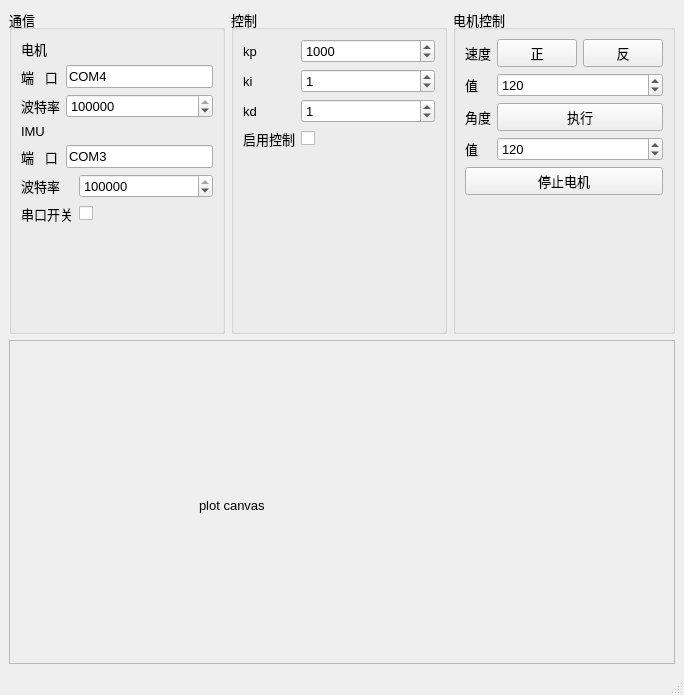
The window that source/ui/mainwindow.ui (PilotPhil/HEAVE_COMPSATION_GUI) describes before a commit, drawn with Qt 5.
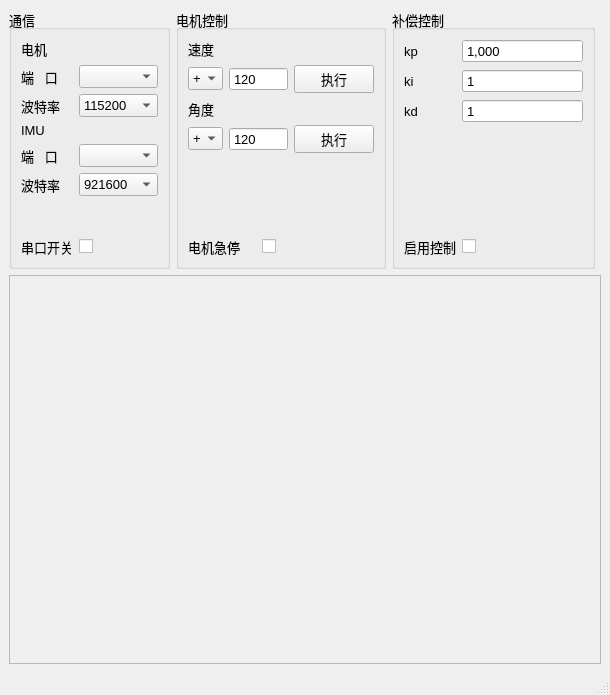
The same window after the commit. Icons and pictures are not drawn.

```diff
--- a/source/ui/mainwindow.ui
+++ b/source/ui/mainwindow.ui
@@ -6,7 +6,7 @@
    <rect>
     <x>0</x>
     <y>0</y>
-    <width>684</width>
+    <width>610</width>
     <height>695</height>
    </rect>
   </property>
@@ -21,38 +21,28 @@
   </property>
   <widget class="QWidget" name="centralwidget">
    <layout class="QGridLayout" name="gridLayout_7">
-    <item row="0" column="1">
+    <item row="0" column="2">
      <widget class="QGroupBox" name="groupBox">
       <property name="sizePolicy">
-       <sizepolicy hsizetype="Preferred" vsizetype="MinimumExpanding">
+       <sizepolicy hsizetype="Preferred" vsizetype="Preferred">
         <horstretch>0</horstretch>
         <verstretch>0</verstretch>
        </sizepolicy>
       </property>
+      <property name="maximumSize">
+       <size>
+        <width>16777215</width>
+        <height>260</height>
+       </size>
+      </property>
       <property name="title">
-       <string>控制</string>
+       <string>补偿控制</string>
       </property>
       <layout class="QGridLayout" name="gridLayout_5">
-       <item row="3" column="1">
-        <widget class="QCheckBox" name="checkBox_controlSwitch">
-         <property name="styleSheet">
-          <string notr="true">QCheckBox::indicator:unchecked {
-	image: url(:/icons/switch-off.png);
-}
-QCheckBox::indicator:checked {
-	image: url(:/icons/switch-on.png);
-}
-</string>
-         </property>
+       <item row="4" column="0">
+        <widget class="QLabel" name="label_8">
          <property name="text">
-          <string/>
-         </property>
-        </widget>
-       </item>
-       <item row="0" column="0">
-        <widget class="QLabel" name="label_5">
-         <property name="text">
-          <string>kp</string>
+          <string>启用控制</string>
          </property>
         </widget>
        </item>
@@ -64,6 +54,15 @@
            <verstretch>0</verstretch>
           </sizepolicy>
          </property>
+         <property name="frame">
+          <bool>true</bool>
+         </property>
+         <property name="buttonSymbols">
+          <enum>QAbstractSpinBox::NoButtons</enum>
+         </property>
+         <property name="showGroupSeparator" stdset="0">
+          <bool>true</bool>
+         </property>
          <property name="maximum">
           <number>1000000000</number>
          </property>
@@ -72,13 +71,6 @@
          </property>
         </widget>
        </item>
-       <item row="2" column="0">
-        <widget class="QLabel" name="label_7">
-         <property name="text">
-          <string>kd</string>
-         </property>
-        </widget>
-       </item>
        <item row="1" column="1">
         <widget class="QSpinBox" name="spinBox_ki">
          <property name="sizePolicy">
@@ -87,6 +79,15 @@
            <verstretch>0</verstretch>
           </sizepolicy>
          </property>
+         <property name="frame">
+          <bool>true</bool>
+         </property>
+         <property name="buttonSymbols">
+          <enum>QAbstractSpinBox::NoButtons</enum>
+         </property>
+         <property name="showGroupSeparator" stdset="0">
+          <bool>true</bool>
+         </property>
          <property name="maximum">
           <number>1000000000</number>
          </property>
@@ -95,6 +96,13 @@
          </property>
         </widget>
        </item>
+       <item row="0" column="0">
+        <widget class="QLabel" name="label_5">
+         <property name="text">
+          <string>kp</string>
+         </property>
+        </widget>
+       </item>
        <item row="2" column="1">
         <widget class="QSpinBox" name="spinBox_kd">
          <property name="sizePolicy">
@@ -103,6 +111,15 @@
            <verstretch>0</verstretch>
           </sizepolicy>
          </property>
+         <property name="frame">
+          <bool>true</bool>
+         </property>
+         <property name="buttonSymbols">
+          <enum>QAbstractSpinBox::NoButtons</enum>
+         </property>
+         <property name="showGroupSeparator" stdset="0">
+          <bool>true</bool>
+         </property>
          <property name="maximum">
           <number>1000000000</number>
          </property>
@@ -111,13 +128,6 @@
          </property>
         </widget>
        </item>
-       <item row="3" column="0">
-        <widget class="QLabel" name="label_8">
-         <property name="text">
-          <string>启用控制</string>
-         </property>
-        </widget>
-       </item>
        <item row="1" column="0">
         <widget class="QLabel" name="label_6">
          <property name="text">
@@ -125,7 +135,30 @@
          </property>
         </widget>
        </item>
+       <item row="2" column="0">
+        <widget class="QLabel" name="label_7">
+         <property name="text">
+          <string>kd</string>
+         </property>
+        </widget>
+       </item>
        <item row="4" column="1">
+        <widget class="QCheckBox" name="checkBox_controlSwitch">
+         <property name="styleSheet">
+          <string notr="true">QCheckBox::indicator:unchecked {
+	image: url(:/icons/switch-off.png);
+}
+QCheckBox::indicator:checked {
+	image: url(:/icons/switch-on.png);
+}
+</string>
+         </property>
+         <property name="text">
+          <string/>
+         </property>
+        </widget>
+       </item>
+       <item row="3" column="1">
         <spacer name="verticalSpacer">
          <property name="orientation">
           <enum>Qt::Vertical</enum>
@@ -141,48 +174,40 @@
       </layout>
      </widget>
     </item>
+    <item row="1" column="0" colspan="4">
+     <widget class="QFrame" name="frame">
+      <property name="sizePolicy">
+       <sizepolicy hsizetype="Expanding" vsizetype="Expanding">
+        <horstretch>0</horstretch>
+        <verstretch>0</verstretch>
+       </sizepolicy>
+      </property>
+      <property name="frameShape">
+       <enum>QFrame::StyledPanel</enum>
+      </property>
+      <property name="frameShadow">
+       <enum>QFrame::Raised</enum>
+      </property>
+     </widget>
+    </item>
     <item row="0" column="0">
      <widget class="QGroupBox" name="groupBox_2">
       <property name="sizePolicy">
-       <sizepolicy hsizetype="Preferred" vsizetype="MinimumExpanding">
+       <sizepolicy hsizetype="Preferred" vsizetype="Preferred">
         <horstretch>0</horstretch>
         <verstretch>0</verstretch>
        </sizepolicy>
       </property>
+      <property name="maximumSize">
+       <size>
+        <width>16777215</width>
+        <height>260</height>
+       </size>
+      </property>
       <property name="title">
        <string>通信</string>
       </property>
       <layout class="QGridLayout" name="gridLayout">
-       <item row="1" column="0">
-        <widget class="QLabel" name="label">
-         <property name="text">
-          <string>端   口</string>
-         </property>
-        </widget>
-       </item>
-       <item row="5" column="0">
-        <widget class="QLabel" name="label_4">
-         <property name="text">
-          <string>波特率</string>
-         </property>
-        </widget>
-       </item>
-       <item row="5" column="2">
-        <widget class="QSpinBox" name="spinBox_imu_baudRate">
-         <property name="sizePolicy">
-          <sizepolicy hsizetype="Expanding" vsizetype="Fixed">
-           <horstretch>0</horstretch>
-           <verstretch>0</verstretch>
-          </sizepolicy>
-         </property>
-         <property name="maximum">
-          <number>100000000</number>
-         </property>
-         <property name="value">
-          <number>921600</number>
-         </property>
-        </widget>
-       </item>
        <item row="4" column="0">
         <widget class="QLabel" name="label_3">
          <property name="text">
@@ -190,7 +215,7 @@
          </property>
         </widget>
        </item>
-       <item row="6" column="2">
+       <item row="7" column="2">
         <widget class="QCheckBox" name="checkBox_serialSwitch">
          <property name="styleSheet">
           <string notr="true">QCheckBox::indicator:unchecked {
@@ -206,6 +231,122 @@
          </property>
         </widget>
        </item>
+       <item row="2" column="2">
+        <widget class="QComboBox" name="comboBox_motorBaudrate">
+         <property name="currentIndex">
+          <number>11</number>
+         </property>
+         <item>
+          <property name="text">
+           <string>300</string>
+          </property>
+         </item>
+         <item>
+          <property name="text">
+           <string>600</string>
+          </property>
+         </item>
+         <item>
+          <property name="text">
+           <string>1200</string>
+          </property>
+         </item>
+         <item>
+          <property name="text">
+           <string>2400</string>
+          </property>
+         </item>
+         <item>
+          <property name="text">
+           <string>4800</string>
+          </property>
+         </item>
+         <item>
+          <property name="text">
+           <string>9600</string>
+          </property>
+         </item>
+         <item>
+          <property name="text">
+           <string>14400</string>
+          </property>
+         </item>
+         <item>
+          <property name="text">
+           <string>19200</string>
+          </property>
+         </item>
+         <item>
+          <property name="text">
+           <string>38400</string>
+          </property>
+         </item>
+         <item>
+          <property name="text">
+           <string>56000</string>
+          </property>
+         </item>
+         <item>
+          <property name="text">
+           <string>57600</string>
+          </property>
+         </item>
+         <item>
+          <property name="text">
+           <string>115200</string>
+          </property>
+         </item>
+         <item>
+          <property name="text">
+           <string>128000</string>
+          </property>
+         </item>
+         <item>
+          <property name="text">
+           <string>256000</string>
+          </property>
+         </item>
+         <item>
+          <property name="text">
+           <string>460800</string>
+          </property>
+         </item>
+         <item>
+          <property name="text">
+           <string>512000</string>
+          </property>
+         </item>
+         <item>
+          <property name="text">
+           <string>750000</string>
+          </property>
+         </item>
+         <item>
+          <property name="text">
+           <string>921600</string>
+          </property>
+         </item>
+         <item>
+          <property name="text">
+           <string>1500000</string>
+          </property>
+         </item>
+        </widget>
+       </item>
+       <item row="1" column="0">
+        <widget class="QLabel" name="label">
+         <property name="text">
+          <string>端   口</string>
+         </property>
+        </widget>
+       </item>
+       <item row="7" column="0" colspan="2">
+        <widget class="QLabel" name="label_9">
+         <property name="text">
+          <string>串口开关</string>
+         </property>
+        </widget>
+       </item>
        <item row="0" column="0">
         <widget class="QLabel" name="label_10">
          <property name="text">
@@ -213,6 +354,108 @@
          </property>
         </widget>
        </item>
+       <item row="5" column="2">
+        <widget class="QComboBox" name="comboBox_imuBaudrate">
+         <property name="currentIndex">
+          <number>17</number>
+         </property>
+         <item>
+          <property name="text">
+           <string>300</string>
+          </property>
+         </item>
+         <item>
+          <property name="text">
+           <string>600</string>
+          </property>
+         </item>
+         <item>
+          <property name="text">
+           <string>1200</string>
+          </property>
+         </item>
+         <item>
+          <property name="text">
+           <string>2400</string>
+          </property>
+         </item>
+         <item>
+          <property name="text">
+           <string>4800</string>
+          </property>
+         </item>
+         <item>
+          <property name="text">
+           <string>9600</string>
+          </property>
+         </item>
+         <item>
+          <property name="text">
+           <string>14400</string>
+          </property>
+         </item>
+         <item>
+          <property name="text">
+           <string>19200</string>
+          </property>
+         </item>
+         <item>
+          <property name="text">
+           <string>38400</string>
+          </property>
+         </item>
+         <item>
+          <property name="text">
+           <string>56000</string>
+          </property>
+         </item>
+         <item>
+          <property name="text">
+           <string>57600</string>
+          </property>
+         </item>
+         <item>
+          <property name="text">
+           <string>115200</string>
+          </property>
+         </item>
+         <item>
+          <property name="text">
+           <string>128000</string>
+          </property>
+         </item>
+         <item>
+          <property name="text">
+           <string>256000</string>
+          </property>
+         </item>
+         <item>
+          <property name="text">
+           <string>460800</string>
+          </property>
+         </item>
+         <item>
+          <property name="text">
+           <string>512000</string>
+          </property>
+         </item>
+         <item>
+          <property name="text">
+           <string>750000</string>
+          </property>
+         </item>
+         <item>
+          <property name="text">
+           <string>921600</string>
+          </property>
+         </item>
+         <item>
+          <property name="text">
+           <string>1500000</string>
+          </property>
+         </item>
+        </widget>
+       </item>
        <item row="2" column="0">
         <widget class="QLabel" name="label_2">
          <property name="text">
@@ -220,21 +463,8 @@
          </property>
         </widget>
        </item>
-       <item row="2" column="1" colspan="2">
-        <widget class="QSpinBox" name="spinBox_motor_baudRate">
-         <property name="sizePolicy">
-          <sizepolicy hsizetype="Expanding" vsizetype="Fixed">
-           <horstretch>0</horstretch>
-           <verstretch>0</verstretch>
-          </sizepolicy>
-         </property>
-         <property name="maximum">
-          <number>19000000</number>
-         </property>
-         <property name="value">
-          <number>115200</number>
-         </property>
-        </widget>
+       <item row="1" column="2">
+        <widget class="QComboBox" name="comboBox_motorPort"/>
        </item>
        <item row="3" column="0">
         <widget class="QLabel" name="label_11">
@@ -243,41 +473,18 @@
          </property>
         </widget>
        </item>
-       <item row="4" column="1" colspan="2">
-        <widget class="QLineEdit" name="lineEdit_imu_portName">
-         <property name="sizePolicy">
-          <sizepolicy hsizetype="Expanding" vsizetype="Fixed">
-           <horstretch>0</horstretch>
-           <verstretch>0</verstretch>
-          </sizepolicy>
-         </property>
-         <property name="text">
-          <string>COM3</string>
-         </property>
-        </widget>
+       <item row="4" column="2">
+        <widget class="QComboBox" name="comboBox_imuPort"/>
        </item>
-       <item row="6" column="0" colspan="2">
-        <widget class="QLabel" name="label_9">
+       <item row="5" column="0">
+        <widget class="QLabel" name="label_4">
          <property name="text">
-          <string>串口开关</string>
+          <string>波特率</string>
          </property>
         </widget>
        </item>
-       <item row="1" column="1" colspan="2">
-        <widget class="QLineEdit" name="lineEdit_motor_portName">
-         <property name="sizePolicy">
-          <sizepolicy hsizetype="Expanding" vsizetype="Fixed">
-           <horstretch>0</horstretch>
-           <verstretch>0</verstretch>
-          </sizepolicy>
-         </property>
-         <property name="text">
-          <string>COM4</string>
-         </property>
-        </widget>
-       </item>
-       <item row="7" column="2">
-        <spacer name="verticalSpacer_2">
+       <item row="6" column="2">
+        <spacer name="verticalSpacer_3">
          <property name="orientation">
           <enum>Qt::Vertical</enum>
          </property>
@@ -292,119 +499,170 @@
       </layout>
      </widget>
     </item>
-    <item row="0" column="2">
+    <item row="0" column="1">
      <widget class="QGroupBox" name="groupBox_4">
       <property name="sizePolicy">
-       <sizepolicy hsizetype="Preferred" vsizetype="MinimumExpanding">
+       <sizepolicy hsizetype="Preferred" vsizetype="Preferred">
         <horstretch>0</horstretch>
         <verstretch>0</verstretch>
        </sizepolicy>
       </property>
+      <property name="maximumSize">
+       <size>
+        <width>16777215</width>
+        <height>260</height>
+       </size>
+      </property>
       <property name="title">
        <string>电机控制</string>
       </property>
-      <layout class="QGridLayout" name="gridLayout_6">
+      <layout class="QGridLayout" name="gridLayout_2">
+       <item row="5" column="0" colspan="2">
+        <widget class="QLabel" name="label_24">
+         <property name="text">
+          <string>电机急停</string>
+         </property>
+        </widget>
+       </item>
+       <item row="1" column="1" colspan="2">
+        <widget class="QSpinBox" name="spinBox_speedValue">
+         <property name="sizePolicy">
+          <sizepolicy hsizetype="Expanding" vsizetype="Fixed">
+           <horstretch>0</horstretch>
+           <verstretch>0</verstretch>
+          </sizepolicy>
+         </property>
+         <property name="buttonSymbols">
+          <enum>QAbstractSpinBox::NoButtons</enum>
+         </property>
+         <property name="maximum">
+          <number>1000000000</number>
+         </property>
+         <property name="value">
+          <number>120</number>
+         </property>
+        </widget>
+       </item>
+       <item row="5" column="2" colspan="2">
+        <widget class="QCheckBox" name="checkBox_stopMotor">
+         <property name="styleSheet">
+          <string notr="true">QCheckBox::indicator:unchecked {
+	image: url(:/icons/stop-sign.png);
+}
+QCheckBox::indicator:checked {
+	image: url(:/icons/stop-sign.png);
+}
+</string>
+         </property>
+         <property name="text">
+          <string/>
+         </property>
+        </widget>
+       </item>
+       <item row="3" column="0">
+        <widget class="QComboBox" name="comboBox_motorDegreeFlag">
+         <property name="sizePolicy">
+          <sizepolicy hsizetype="Minimum" vsizetype="Fixed">
+           <horstretch>0</horstretch>
+           <verstretch>0</verstretch>
+          </sizepolicy>
+         </property>
+         <property name="maximumSize">
+          <size>
+           <width>35</width>
+           <height>16777215</height>
+          </size>
+         </property>
+         <item>
+          <property name="text">
+           <string>+</string>
+          </property>
+         </item>
+         <item>
+          <property name="text">
+           <string>-</string>
+          </property>
+         </item>
+        </widget>
+       </item>
+       <item row="2" column="0">
+        <widget class="QLabel" name="label_23">
+         <property name="text">
+          <string>角度</string>
+         </property>
+        </widget>
+       </item>
        <item row="0" column="0">
-        <layout class="QGridLayout" name="gridLayout_2">
-         <item row="0" column="0">
-          <widget class="QLabel" name="label_20">
-           <property name="text">
-            <string>速度</string>
-           </property>
-          </widget>
-         </item>
-         <item row="0" column="1">
-          <widget class="QPushButton" name="pushButton_positiveRotate">
-           <property name="text">
-            <string>正</string>
-           </property>
-          </widget>
-         </item>
-         <item row="0" column="2">
-          <widget class="QPushButton" name="pushButton_negativeRotate">
-           <property name="text">
-            <string>反</string>
-           </property>
-          </widget>
-         </item>
-         <item row="1" column="0">
-          <widget class="QLabel" name="label_21">
-           <property name="text">
-            <string>值</string>
-           </property>
-          </widget>
-         </item>
-         <item row="1" column="1" colspan="2">
-          <widget class="QSpinBox" name="spinBox_speedValue">
-           <property name="sizePolicy">
-            <sizepolicy hsizetype="Expanding" vsizetype="Fixed">
-             <horstretch>0</horstretch>
-             <verstretch>0</verstretch>
-            </sizepolicy>
-           </property>
-           <property name="maximum">
-            <number>1000000000</number>
-           </property>
-           <property name="value">
-            <number>120</number>
-           </property>
-          </widget>
-         </item>
-        </layout>
+        <widget class="QLabel" name="label_20">
+         <property name="text">
+          <string>速度</string>
+         </property>
+        </widget>
+       </item>
+       <item row="1" column="3">
+        <widget class="QPushButton" name="pushButton_cmdMotorSpeed">
+         <property name="text">
+          <string>执行</string>
+         </property>
+        </widget>
+       </item>
+       <item row="3" column="1" colspan="2">
+        <widget class="QSpinBox" name="spinBox_degree">
+         <property name="sizePolicy">
+          <sizepolicy hsizetype="Expanding" vsizetype="Fixed">
+           <horstretch>0</horstretch>
+           <verstretch>0</verstretch>
+          </sizepolicy>
+         </property>
+         <property name="buttonSymbols">
+          <enum>QAbstractSpinBox::NoButtons</enum>
+         </property>
+         <property name="minimum">
+          <number>-1000000000</number>
+         </property>
+         <property name="maximum">
+          <number>1000000000</number>
+         </property>
+         <property name="value">
+          <number>120</number>
+         </property>
+        </widget>
+       </item>
+       <item row="3" column="3">
+        <widget class="QPushButton" name="pushButton_cmdMotorDegree">
+         <property name="text">
+          <string>执行</string>
+         </property>
+        </widget>
        </item>
        <item row="1" column="0">
-        <layout class="QGridLayout" name="gridLayout_3">
-         <item row="0" column="0">
-          <widget class="QLabel" name="label_23">
-           <property name="text">
-            <string>角度</string>
-           </property>
-          </widget>
+        <widget class="QComboBox" name="comboBox_motorSpeedFlag">
+         <property name="sizePolicy">
+          <sizepolicy hsizetype="Minimum" vsizetype="Fixed">
+           <horstretch>0</horstretch>
+           <verstretch>0</verstretch>
+          </sizepolicy>
+         </property>
+         <property name="maximumSize">
+          <size>
+           <width>35</width>
+           <height>16777215</height>
+          </size>
+         </property>
+         <item>
+          <property name="text">
+           <string>+</string>
+          </property>
          </item>
-         <item row="0" column="1">
-          <widget class="QPushButton" name="pushButton_rotateDegree">
-           <property name="text">
-            <string>执行</string>
-           </property>
-          </widget>
+         <item>
+          <property name="text">
+           <string>-</string>
+          </property>
          </item>
-         <item row="1" column="0">
-          <widget class="QLabel" name="label_22">
-           <property name="text">
-            <string>值</string>
-           </property>
-          </widget>
-         </item>
-         <item row="1" column="1">
-          <widget class="QSpinBox" name="spinBox_degree">
-           <property name="sizePolicy">
-            <sizepolicy hsizetype="Expanding" vsizetype="Fixed">
-             <horstretch>0</horstretch>
-             <verstretch>0</verstretch>
-            </sizepolicy>
-           </property>
-           <property name="minimum">
-            <number>-1000000000</number>
-           </property>
-           <property name="maximum">
-            <number>1000000000</number>
-           </property>
-           <property name="value">
-            <number>120</number>
-           </property>
-          </widget>
-         </item>
-        </layout>
-       </item>
-       <item row="2" column="0">
-        <widget class="QPushButton" name="pushButton_stopMotor">
-         <property name="text">
-          <string>停止电机</string>
-         </property>
         </widget>
        </item>
-       <item row="3" column="0">
-        <spacer name="verticalSpacer_3">
+       <item row="4" column="1">
+        <spacer name="verticalSpacer_2">
          <property name="orientation">
           <enum>Qt::Vertical</enum>
          </property>
@@ -419,35 +677,6 @@
       </layout>
      </widget>
     </item>
-    <item row="1" column="0" colspan="3">
-     <widget class="QFrame" name="frame">
-      <property name="sizePolicy">
-       <sizepolicy hsizetype="Expanding" vsizetype="Expanding">
-        <horstretch>0</horstretch>
-        <verstretch>0</verstretch>
-       </sizepolicy>
-      </property>
-      <property name="frameShape">
-       <enum>QFrame::StyledPanel</enum>
-      </property>
-      <property name="frameShadow">
-       <enum>QFrame::Raised</enum>
-      </property>
-      <widget class="QLabel" name="label_19">
-       <property name="geometry">
-        <rect>
-         <x>190</x>
-         <y>120</y>
-         <width>211</width>
-         <height>91</height>
-        </rect>
-       </property>
-       <property name="text">
-        <string>plot canvas</string>
-       </property>
-      </widget>
-     </widget>
-    </item>
    </layout>
   </widget>
   <widget class="QMenuBar" name="menubar">
@@ -455,7 +684,7 @@
     <rect>
      <x>0</x>
      <y>0</y>
-     <width>684</width>
+     <width>610</width>
      <height>25</height>
     </rect>
    </property>
```
